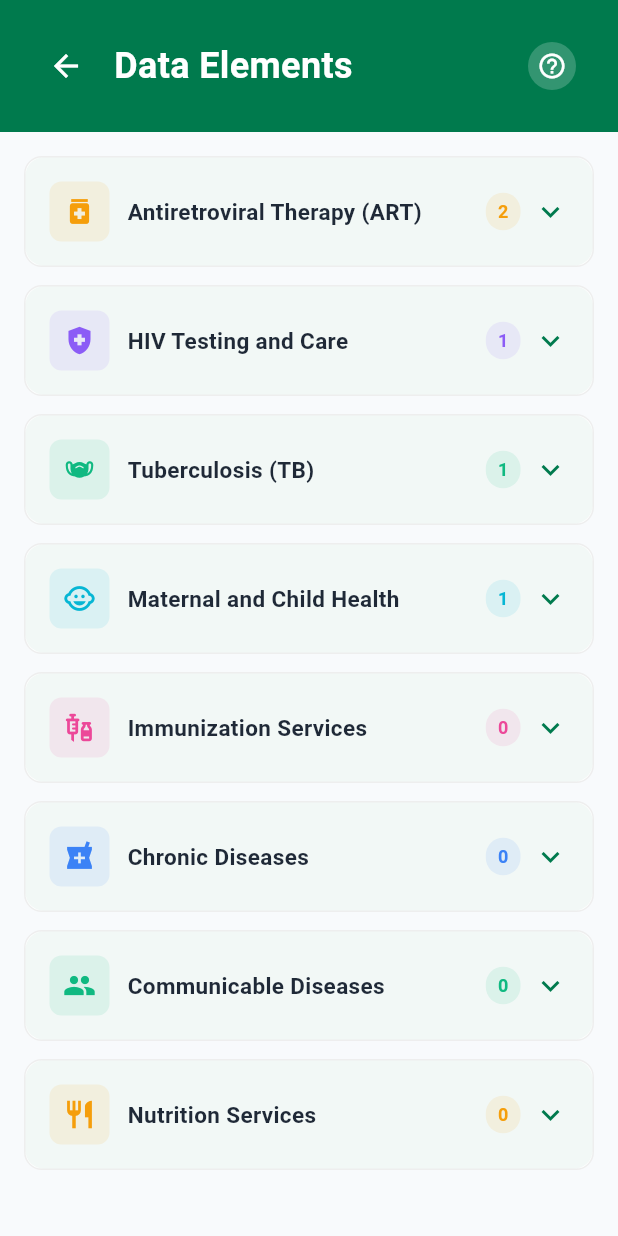
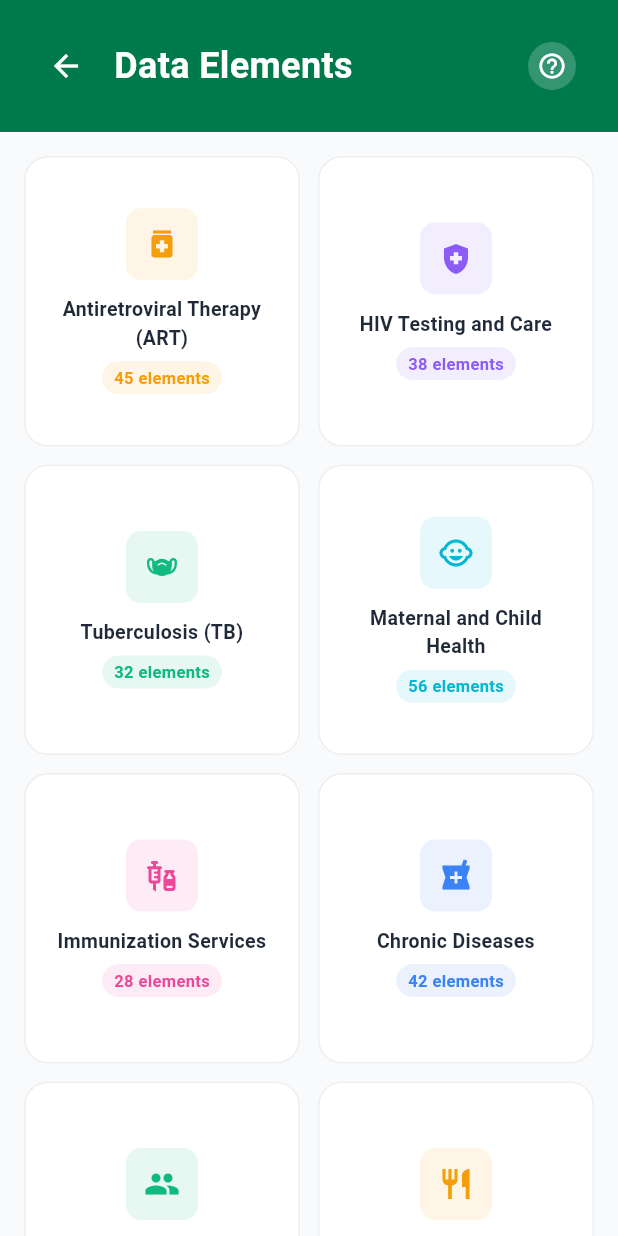
Before and after one commit to seventeen-squares/hiv_mer, a Flutter app: the DataElementsScreen screen opened by its route, on a phone screen of 412 x 824 dp. Run offline on Flutter 3.47's test engine with Material 3 defaults, Android fonts, the phone set to English and light mode, and no system bars; our stand-ins replace share_plus, shared_preferences; accounts and stored records are empty; generated files the repository leaves out were written again; Roboto replaces fonts that are missing (SF Pro Display).

```diff
--- a/lib/src/app.dart
+++ b/lib/src/app.dart
@@ -11,6 +11,7 @@ import 'indicators/indicator_groups_screen.dart';
 import 'indicators/favorites_screen.dart';
 import 'data_elements/data_elements_screen.dart';
 import 'data_elements/data_element_detail_screen.dart';
+import 'data_elements/data_element_list_screen.dart';
 import 'notifications/notifications_screen.dart';
 import 'navigation/main_navigation.dart';
 import 'onboarding/role_selection_screen.dart';
@@ -305,6 +306,8 @@ class MyApp extends StatelessWidget {
                     return const FavoritesScreen();
                   case DataElementsScreen.routeName:
                     return const DataElementsScreen();
+                  case DataElementListScreen.routeName:
+                    return const DataElementListScreen();
                   case DataElementDetailScreen.routeName:
                     return const DataElementDetailScreen();
                   case NotificationsScreen.routeName:
--- a/lib/src/data_elements/data_elements_screen.dart
+++ b/lib/src/data_elements/data_elements_screen.dart
@@ -2,10 +2,9 @@ import 'package:flutter/material.dart';
 import '../models/data_element.dart';
 import '../services/data_element_service.dart';
 import '../utils/constants.dart';
-import 'data_element_detail_screen.dart';
+import 'data_element_list_screen.dart';
 
-/// Screen showing all data element categories in an accordion layout
-/// with data elements displayed in a grid under each category
+/// Screen showing all data element categories as clickable cards
 class DataElementsScreen extends StatefulWidget {
   static const routeName = '/data-elements';
 
@@ -18,10 +17,8 @@ class DataElementsScreen extends StatefulWidget {
 class _DataElementsScreenState extends State<DataElementsScreen> {
   final _dataElementService = DataElementService.instance;
   List<DataElementCategory> _categories = [];
-  Map<String, List<DataElement>> _elementsByCategory = {};
   bool _isLoading = true;
   String? _error;
-  String? _expandedCategoryId;
 
   @override
   void initState() {
@@ -36,18 +33,11 @@ class _DataElementsScreenState extends State<DataElementsScreen> {
         await _dataElementService.loadDataElements();
       }
 
-      // Get categories and data elements
+      // Get categories
       final categories = _dataElementService.getAllCategories();
-      final elementsByCategory = <String, List<DataElement>>{};
-
-      for (final category in categories) {
-        elementsByCategory[category.id] =
-            _dataElementService.getDataElementsByCategory(category.id);
-      }
 
       setState(() {
         _categories = categories;
-        _elementsByCategory = elementsByCategory;
         _isLoading = false;
       });
     } catch (e) {
@@ -201,8 +191,15 @@ class _DataElementsScreenState extends State<DataElementsScreen> {
                             ),
                           ),
                         )
-                      : ListView.builder(
+                      : GridView.builder(
                           padding: const EdgeInsets.all(16.0),
+                          gridDelegate:
+                              const SliverGridDelegateWithFixedCrossAxisCount(
+                            crossAxisCount: 2,
+                            crossAxisSpacing: 12,
+                            mainAxisSpacing: 12,
+                            childAspectRatio: 0.95,
+                          ),
                           itemCount: _categories.length,
                           itemBuilder: (context, index) {
                             final category = _categories[index];
@@ -217,236 +214,90 @@ class _DataElementsScreenState extends State<DataElementsScreen> {
   }
 
   Widget _buildCategoryCard(DataElementCategory category) {
-    final isExpanded = _expandedCategoryId == category.id;
-    final elements = _elementsByCategory[category.id] ?? [];
+    final categoryColor = _getCategoryColor(category.id);
+    final categoryIcon = _getCategoryIcon(category.id);
 
-    return Container(
-      margin: const EdgeInsets.only(bottom: 12),
-      decoration: BoxDecoration(
+    return Material(
       color: Colors.white,
-        borderRadius: BorderRadius.circular(12),
-        border: Border.all(
-          color: isExpanded ? saGovernmentGreen : Colors.grey.shade200,
-          width: isExpanded ? 2 : 1,
-        ),
-      ),
-      child: Column(
-        children: [
-          // Category Header (Accordion trigger)
-          InkWell(
+      borderRadius: BorderRadius.circular(16),
+      child: InkWell(
         onTap: () {
-              setState(() {
-                _expandedCategoryId = isExpanded ? null : category.id;
-              });
+          Navigator.of(context).pushNamed(
+            DataElementListScreen.routeName,
+            arguments: {
+              'categoryId': category.id,
+              'categoryName': category.name,
+              'categoryColor': categoryColor,
             },
-            borderRadius: BorderRadius.only(
-              topLeft: const Radius.circular(12),
-              topRight: const Radius.circular(12),
-              bottomLeft: isExpanded ? Radius.zero : const Radius.circular(12),
-              bottomRight: isExpanded ? Radius.zero : const Radius.circular(12),
-            ),
+          );
+        },
+        borderRadius: BorderRadius.circular(16),
         child: Container(
           padding: const EdgeInsets.all(16.0),
           decoration: BoxDecoration(
-                color: saGovernmentGreen.withOpacity(0.05),
-                borderRadius: BorderRadius.only(
-                  topLeft: const Radius.circular(12),
-                  topRight: const Radius.circular(12),
-                  bottomLeft:
-                      isExpanded ? Radius.zero : const Radius.circular(12),
-                  bottomRight:
-                      isExpanded ? Radius.zero : const Radius.circular(12),
+            border: Border.all(
+              color: Colors.grey.shade200,
+              width: 1,
+            ),
+            borderRadius: BorderRadius.circular(16),
+          ),
+          child: Column(
+            mainAxisAlignment: MainAxisAlignment.center,
+            mainAxisSize: MainAxisSize.min,
+            children: [
+              // Category Icon
+              Container(
+                width: 48,
+                height: 48,
+                decoration: BoxDecoration(
+                  color: categoryColor.withOpacity(0.1),
+                  borderRadius: BorderRadius.circular(10),
+                ),
+                child: Icon(
+                  categoryIcon,
+                  color: categoryColor,
+                  size: 24,
                 ),
               ),
-              child: Row(
-                children: [
-                  Container(
-                    width: 40,
-                    height: 40,
-                    decoration: BoxDecoration(
-                      color: _getCategoryColor(category.id).withOpacity(0.1),
-                      borderRadius: BorderRadius.circular(8),
-                    ),
-                    child: Icon(
-                      _getCategoryIcon(category.id),
-                      color: _getCategoryColor(category.id),
-                      size: 22,
-                    ),
-                  ),
-                  const SizedBox(width: 12),
-                  Expanded(
+              const SizedBox(height: 10),
+              // Category Name
+              Flexible(
                 child: Text(
                   category.name,
+                  textAlign: TextAlign.center,
                   style: const TextStyle(
-                        fontSize: 15,
+                    fontSize: 13,
                     fontWeight: FontWeight.w600,
                     color: Color(0xFF1F2937),
                   ),
+                  maxLines: 2,
+                  overflow: TextOverflow.ellipsis,
                 ),
               ),
+              const SizedBox(height: 6),
+              // Element Count Badge
               Container(
-                    padding:
-                        const EdgeInsets.symmetric(horizontal: 8, vertical: 4),
+                padding: const EdgeInsets.symmetric(
+                  horizontal: 8,
+                  vertical: 3,
+                ),
                 decoration: BoxDecoration(
-                      color: _getCategoryColor(category.id).withOpacity(0.1),
+                  color: categoryColor.withOpacity(0.1),
                   borderRadius: BorderRadius.circular(12),
                 ),
                 child: Text(
-                      '${elements.length}',
+                  '${category.elementCount} elements',
                   style: TextStyle(
-                        color: _getCategoryColor(category.id),
-                        fontSize: 12,
+                    color: categoryColor,
+                    fontSize: 11,
                     fontWeight: FontWeight.bold,
                   ),
                 ),
-                  ),
-                  const SizedBox(width: 8),
-                  Icon(
-                    isExpanded
-                        ? Icons.keyboard_arrow_up
-                        : Icons.keyboard_arrow_down,
-                    color: saGovernmentGreen,
-                    size: 24,
               ),
             ],
           ),
         ),
       ),
-
-          // Data Elements Grid (shown when expanded)
-          if (isExpanded) ...[
-            const Divider(height: 1),
-            Padding(
-              padding: const EdgeInsets.all(16.0),
-              child: elements.isEmpty
-                  ? Padding(
-                      padding: const EdgeInsets.all(20.0),
-                      child: Row(
-                        children: [
-                          Icon(Icons.info_outline, color: Colors.grey.shade400),
-                          const SizedBox(width: 12),
-                          Text(
-                            'No data elements in this category',
-                            style: TextStyle(
-                              color: Colors.grey.shade600,
-                              fontSize: 14,
-                              fontStyle: FontStyle.italic,
-                            ),
-                          ),
-                        ],
-                      ),
-                    )
-                  : GridView.count(
-                      shrinkWrap: true,
-                      physics: const NeverScrollableScrollPhysics(),
-                      crossAxisCount: 2,
-                      crossAxisSpacing: 12,
-                      mainAxisSpacing: 12,
-                      childAspectRatio: 1.2,
-                      children: elements.map((element) {
-                        return _buildDataElementCard(element);
-                      }).toList(),
-                    ),
-            ),
-          ],
-        ],
-      ),
-    );
-  }
-
-  Widget _buildDataElementCard(DataElement element) {
-    return InkWell(
-      onTap: () {
-        Navigator.of(context).pushNamed(
-          DataElementDetailScreen.routeName,
-          arguments: element,
-        );
-      },
-      borderRadius: BorderRadius.circular(12),
-      child: Container(
-        padding: const EdgeInsets.all(12),
-        decoration: BoxDecoration(
-          color: Colors.grey.shade50,
-          borderRadius: BorderRadius.circular(12),
-          border: Border.all(
-            color: Colors.grey.shade200,
-            width: 1,
-          ),
-        ),
-        child: Column(
-          crossAxisAlignment: CrossAxisAlignment.start,
-          children: [
-            Row(
-              children: [
-                Container(
-                  width: 32,
-                  height: 32,
-                  decoration: BoxDecoration(
-                    color: _getCategoryColor(element.category).withOpacity(0.1),
-                    borderRadius: BorderRadius.circular(6),
-                  ),
-                  child: Icon(
-                    _getCategoryIcon(element.category),
-                    color: _getCategoryColor(element.category),
-                    size: 18,
-                  ),
-                ),
-                const Spacer(),
-                _buildStatusBadge(element.status),
-              ],
-            ),
-            const SizedBox(height: 8),
-            Expanded(
-              child: Text(
-                element.shortname,
-                style: TextStyle(
-                  fontSize: 13,
-                  fontWeight: FontWeight.w600,
-                  color: Colors.grey.shade800,
-                ),
-                maxLines: 3,
-                overflow: TextOverflow.ellipsis,
-              ),
-            ),
-          ],
-        ),
-      ),
-    );
-  }
-
-  Widget _buildStatusBadge(DataElementStatus status) {
-    Color color;
-    String label;
-
-    switch (status) {
-      case DataElementStatus.newElement:
-        color = const Color(0xFF10B981);
-        label = 'NEW';
-        break;
-      case DataElementStatus.amended:
-        color = const Color(0xFF3B82F6);
-        label = 'AMD';
-        break;
-      case DataElementStatus.retained:
-        color = const Color(0xFF6B7280);
-        label = 'RET';
-        break;
-    }
-
-    return Container(
-      padding: const EdgeInsets.symmetric(horizontal: 6, vertical: 2),
-      decoration: BoxDecoration(
-        color: color,
-        borderRadius: BorderRadius.circular(4),
-      ),
-      child: Text(
-        label,
-        style: const TextStyle(
-          color: Colors.white,
-          fontSize: 9,
-          fontWeight: FontWeight.bold,
-        ),
-      ),
     );
   }
 }
```
Also changed, not shown: lib/src/data_elements/data_element_list_screen.dart (added, +343 -0 lines). Lines whose indentation alone changed are shown as unchanged.
